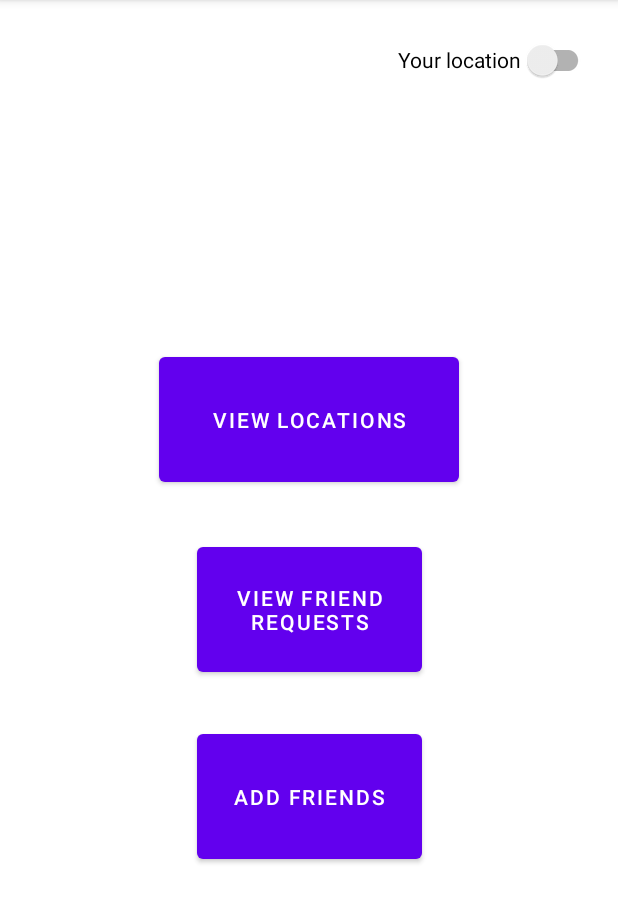
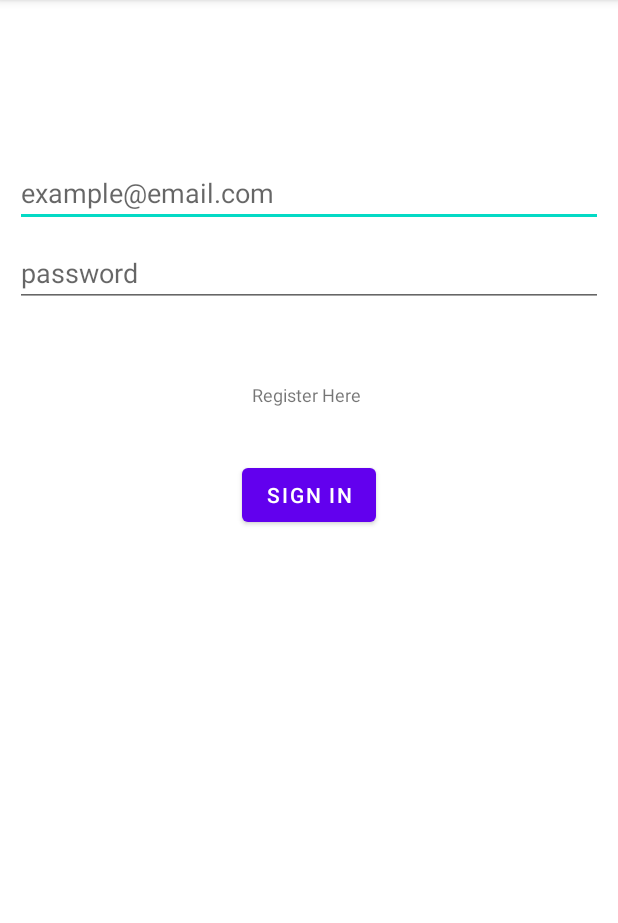
Before and after one commit to AlexBirchi/Social-Location-Tracker, an Android app: the screen it shows after launch (MainActivity before the commit, LoginActivity after it), on a phone screen of 412 x 824 dp, the part 84-1007 px from its top. Run offline under Robolectric (Android 15) with nearby library versions, the phone set to English and light mode, and no system bars; our stand-ins replace Firebase (no records; nobody signed in at launch, a user with empty details on screens opened directly).

Commit message:
Implemented Login/Logout/Register

```diff
--- a/app/build.gradle
+++ b/app/build.gradle
@@ -39,6 +39,7 @@ dependencies {
     implementation 'androidx.constraintlayout:constraintlayout:2.1.3'
     implementation 'com.google.android.gms:play-services-maps:18.0.2'
     implementation 'com.google.firebase:firebase-database:20.0.4'
+    implementation 'com.google.firebase:firebase-auth:21.0.3'
     testImplementation 'junit:junit:4.13.2'
     androidTestImplementation 'androidx.test.ext:junit:1.1.3'
     androidTestImplementation 'androidx.test.espresso:espresso-core:3.4.0'
--- /dev/null
+++ b/app/src/main/java/com/social_location_tracker/LoginActivity.java
@@ -0,0 +1,74 @@
+package com.social_location_tracker;
+
+import androidx.annotation.NonNull;
+import androidx.appcompat.app.AppCompatActivity;
+
+import android.content.Intent;
+import android.os.Bundle;
+import android.text.TextUtils;
+import android.widget.Button;
+import android.widget.EditText;
+import android.widget.TextView;
+import android.widget.Toast;
+
+import com.google.android.gms.tasks.OnCompleteListener;
+import com.google.android.gms.tasks.Task;
+import com.google.firebase.auth.AuthResult;
+import com.google.firebase.auth.FirebaseAuth;
+
+public class LoginActivity extends AppCompatActivity {
+
+    EditText loginEmail;
+    EditText loginPassword;
+    TextView registerLink;
+    Button loginButton;
+
+    FirebaseAuth auth;
+
+    @Override
+    protected void onCreate(Bundle savedInstanceState) {
+        super.onCreate(savedInstanceState);
+        setContentView(R.layout.activity_login);
+
+        loginEmail = findViewById(R.id.username);
+        loginPassword = findViewById(R.id.password);
+        registerLink = findViewById(R.id.registerLink);
+        loginButton = findViewById(R.id.login_button);
+
+        auth = FirebaseAuth.getInstance();
+
+        loginButton.setOnClickListener(view -> {
+            loginUser();
+        });
+
+        registerLink.setOnClickListener(view -> {
+            startActivity(new Intent(LoginActivity.this, RegisterActivity.class));
+        });
+    }
+
+    private void loginUser()
+    {
+        String email = loginEmail.getText().toString();
+        String password = loginPassword.getText().toString();
+
+        if (TextUtils.isEmpty(email)) {
+            loginEmail.setError("Email cannot be empty.");
+            loginEmail.requestFocus();
+        } else if (TextUtils.isEmpty(password)) {
+            loginPassword.setError("Password cannot be empty.");
+            loginPassword.requestFocus();
+        }
+
+        auth.signInWithEmailAndPassword(email, password).addOnCompleteListener(new OnCompleteListener<AuthResult>() {
+            @Override
+            public void onComplete(@NonNull Task<AuthResult> task) {
+                if (task.isSuccessful()) {
+                    Toast.makeText(LoginActivity.this, "User logged in successfully", Toast.LENGTH_SHORT).show();
+                    startActivity(new Intent(LoginActivity.this, MainActivity.class));
+                } else {
+                    Toast.makeText(LoginActivity.this, "Login failed: " + task.getException().getMessage(), Toast.LENGTH_SHORT).show();
+                }
+            }
+        });
+    }
+}
--- a/app/src/main/java/com/social_location_tracker/MainActivity.java
+++ b/app/src/main/java/com/social_location_tracker/MainActivity.java
@@ -5,15 +5,39 @@ import androidx.appcompat.app.AppCompatActivity;
 import android.content.Intent;
 import android.os.Bundle;
 import android.view.View;
+import android.widget.Button;
+
+import com.google.firebase.auth.FirebaseAuth;
+import com.google.firebase.auth.FirebaseUser;
 
 public class MainActivity extends AppCompatActivity {
 
     private static final String LOG_TAG = MainActivity.class.getSimpleName();
+    Button logoutButton;
+    FirebaseAuth auth;
 
     @Override
     protected void onCreate(Bundle savedInstanceState) {
         super.onCreate(savedInstanceState);
         setContentView(R.layout.activity_main);
+
+        logoutButton = findViewById(R.id.logout_button);
+        auth = FirebaseAuth.getInstance();
+
+        logoutButton.setOnClickListener(view -> {
+            auth.signOut();
+            startActivity(new Intent(MainActivity.this, LoginActivity.class));
+        });
+    }
+
+    @Override
+    protected void onStart() {
+        super.onStart();
+
+        FirebaseUser user = auth.getCurrentUser();
+        if (user == null) {
+            startActivity(new Intent(MainActivity.this, LoginActivity.class));
+        }
     }
 
     public void launchSendFriendRequestActivity(View view) {
--- /dev/null
+++ b/app/src/main/res/layout/activity_login.xml
@@ -0,0 +1,76 @@
+<?xml version="1.0" encoding="utf-8"?>
+<androidx.constraintlayout.widget.ConstraintLayout xmlns:android="http://schemas.android.com/apk/res/android"
+    xmlns:app="http://schemas.android.com/apk/res-auto"
+    xmlns:tools="http://schemas.android.com/tools"
+    android:id="@+id/container"
+    android:layout_width="match_parent"
+    android:layout_height="match_parent"
+    android:padding="10dp"
+    tools:context="LoginActivity">
+
+    <EditText
+        android:id="@+id/username"
+        android:layout_width="0dp"
+        android:layout_height="wrap_content"
+        android:layout_marginTop="96dp"
+        android:hint="@string/prompt_email"
+        android:inputType="textEmailAddress"
+        android:selectAllOnFocus="true"
+        app:layout_constraintEnd_toEndOf="parent"
+        app:layout_constraintStart_toStartOf="parent"
+        app:layout_constraintTop_toTopOf="parent" />
+
+    <EditText
+        android:id="@+id/password"
+        android:layout_width="0dp"
+        android:layout_height="wrap_content"
+        android:layout_marginTop="8dp"
+        android:hint="@string/prompt_password"
+        android:imeOptions="actionDone"
+        android:inputType="textPassword"
+        android:selectAllOnFocus="true"
+        app:layout_constraintEnd_toEndOf="parent"
+        app:layout_constraintStart_toStartOf="parent"
+        app:layout_constraintTop_toBottomOf="@+id/username" />
+
+    <TextView
+        android:id="@+id/registerLink"
+        android:layout_width="wrap_content"
+        android:layout_height="wrap_content"
+        android:layout_marginStart="158dp"
+        android:layout_marginTop="50dp"
+        android:gravity="center"
+        android:textSize="12sp"
+        android:text="@string/prompt_register_here"
+        app:layout_constraintStart_toStartOf="parent"
+        app:layout_constraintTop_toBottomOf="@+id/password" />
+
+    <Button
+        android:id="@+id/login_button"
+        android:layout_width="wrap_content"
+        android:layout_height="wrap_content"
+        android:layout_gravity="start"
+        android:layout_marginTop="16dp"
+        android:layout_marginBottom="64dp"
+        android:text="@string/action_sign_in"
+        app:layout_constraintBottom_toBottomOf="parent"
+        app:layout_constraintEnd_toEndOf="parent"
+        app:layout_constraintStart_toStartOf="parent"
+        app:layout_constraintTop_toBottomOf="@+id/password"
+        app:layout_constraintVertical_bias="0.2" />
+
+    <ProgressBar
+        android:id="@+id/loading"
+        android:layout_width="wrap_content"
+        android:layout_height="wrap_content"
+        android:layout_gravity="center"
+        android:layout_marginTop="64dp"
+        android:layout_marginBottom="64dp"
+        android:visibility="gone"
+        app:layout_constraintBottom_toBottomOf="parent"
+        app:layout_constraintEnd_toEndOf="@+id/password"
+        app:layout_constraintStart_toStartOf="@+id/password"
+        app:layout_constraintTop_toTopOf="parent"
+        app:layout_constraintVertical_bias="0.3" />
+
+</androidx.constraintlayout.widget.ConstraintLayout>
--- a/app/src/main/res/values/strings.xml
+++ b/app/src/main/res/values/strings.xml
@@ -9,4 +9,11 @@
     <string name="your_location">Your location</string>
     <string name="accept_friend_request">Accept friend request</string>
     <string name="decline_friend_request">Decline friend request</string>
+    <string name="prompt_email">example@email.com</string>
+    <string name="prompt_password">password</string>
+    <string name="action_sign_in">Sign In</string>
+    <string name="action_sign_up">Sign Up</string>
+    <string name="prompt_repeat_password">repeat password</string>
+    <string name="prompt_login_here">Login here</string>
+    <string name="prompt_register_here">Register Here</string>
 </resources>
```
Also changed, not shown: app/src/main/AndroidManifest.xml (+8 -1 lines), app/src/main/java/com/social_location_tracker/RegisterActivity.java (added, +84 -0 lines), app/src/main/res/layout/activity_main.xml (+11 -0 lines), app/src/main/res/layout/activity_register.xml (added, +89 -0 lines).
